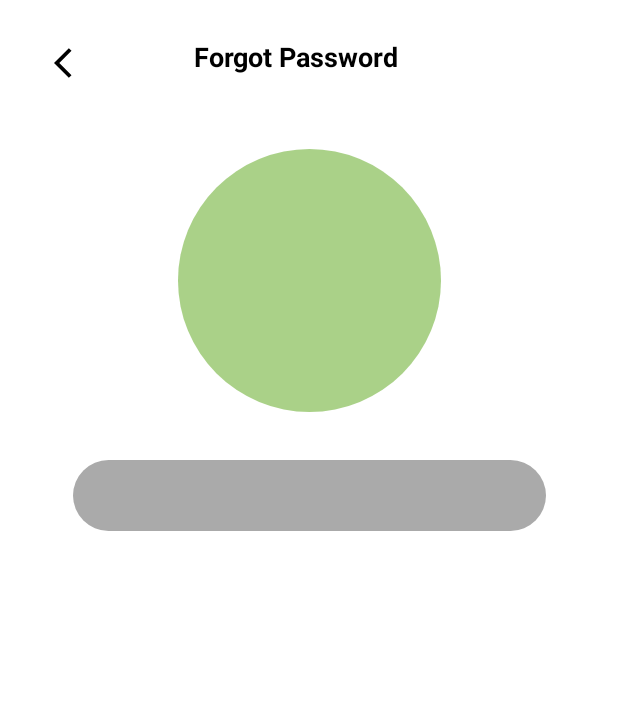
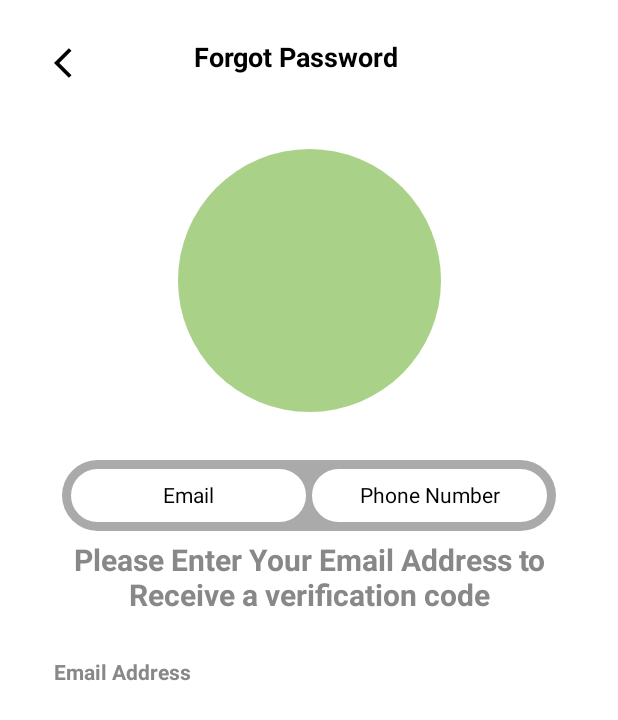
Before and after one commit to ferdiallen/EcoBikeAlpha, an Android app built with Jetpack Compose: the forgot_pw screen opened through its navigation route, on a phone screen of 412 x 824 dp. Shown: the top 720 px of the screen. Run offline under Robolectric (Android 15) with nearby library versions, the phone set to English and light mode, and no system bars; our stand-ins replace accompanist.

Commit message:
Small updates

```diff
--- a/app/src/main/java/com/tia/ecobike/navigation/ForgotPasswordDisplay.kt
+++ b/app/src/main/java/com/tia/ecobike/navigation/ForgotPasswordDisplay.kt
@@ -3,7 +3,6 @@ package com.tia.ecobike.navigation
 import androidx.compose.foundation.ExperimentalFoundationApi
 import androidx.compose.foundation.background
 import androidx.compose.foundation.layout.*
-import androidx.compose.foundation.relocation.BringIntoViewRequester
 import androidx.compose.foundation.shape.CircleShape
 import androidx.compose.foundation.shape.RoundedCornerShape
 import androidx.compose.material.Icon
@@ -11,17 +10,24 @@ import androidx.compose.material.IconButton
 import androidx.compose.material.Text
 import androidx.compose.material.icons.Icons
 import androidx.compose.material.icons.filled.ArrowBackIos
-import androidx.compose.runtime.*
+import androidx.compose.runtime.Composable
+import androidx.compose.runtime.getValue
+import androidx.compose.runtime.mutableStateOf
 import androidx.compose.runtime.saveable.rememberSaveable
+import androidx.compose.runtime.setValue
 import androidx.compose.ui.Alignment
+import androidx.compose.ui.Alignment.Companion.Center
 import androidx.compose.ui.Alignment.Companion.CenterHorizontally
 import androidx.compose.ui.Modifier
 import androidx.compose.ui.draw.clip
+import androidx.compose.ui.graphics.Color
+import androidx.compose.ui.res.stringResource
 import androidx.compose.ui.text.font.FontWeight
 import androidx.compose.ui.text.style.TextAlign
 import androidx.compose.ui.unit.dp
 import androidx.compose.ui.unit.sp
 import androidx.navigation.NavHostController
+import com.tia.ecobike.R
 import com.tia.ecobike.ui.theme.Greenify
 import com.tia.ecobike.ui.theme.GreyLight
 
@@ -31,8 +37,6 @@ fun ForgotDisplay(nav: NavHostController) {
     var newpassword by rememberSaveable {
         mutableStateOf("")
     }
-    val scope = rememberCoroutineScope()
-    val reloc = BringIntoViewRequester()
     Column(
         Modifier
             .fillMaxSize()
@@ -50,7 +54,7 @@ fun ForgotDisplay(nav: NavHostController) {
             ) {
                 Icon(
                     imageVector = Icons.Default.ArrowBackIos,
-                    contentDescription = "Back Arrow"
+                    contentDescription = "Back Arrow", modifier = Modifier.align(Center)
                 )
             }
             Text(
@@ -72,14 +76,57 @@ fun ForgotDisplay(nav: NavHostController) {
         Spacer(modifier = Modifier.height(32.dp))
         Box(
             modifier = Modifier
-                .width(315.dp)
+                .fillMaxWidth(0.8F)
                 .height(47.dp)
                 .clip(RoundedCornerShape(24.dp))
                 .background(GreyLight)
-                .align(CenterHorizontally)
+                .align(CenterHorizontally), contentAlignment = Center
         ) {
-
+            Row(
+                modifier = Modifier
+                    .fillMaxSize()
+                    .padding(6.dp)
+            ) {
+                Box(
+                    modifier = Modifier
+                        .width(135.dp)
+                        .fillMaxSize()
+                        .clip(RoundedCornerShape(24.dp))
+                        .weight(1F)
+                        .background(Color.White), contentAlignment = Center
+                ) {
+                    Text(text = "Email")
+                }
+                Spacer(modifier = Modifier.width(4.dp))
+                Box(
+                    modifier = Modifier
+                        .width(135.dp)
+                        .fillMaxSize()
+                        .clip(RoundedCornerShape(24.dp))
+                        .weight(1F)
+                        .background(Color.White), contentAlignment = Center
+                ) {
+                    Text(text = "Phone Number")
+                }
+            }
         }
+        Spacer(modifier = Modifier.height(8.dp))
+        Text(
+            text = stringResource(R.string.email_instructor_forgot_pass),
+            fontWeight = FontWeight.Bold,
+            color = Color.Gray,
+            textAlign = TextAlign.Center,
+            fontSize = 20.sp,
+            modifier = Modifier.fillMaxWidth().padding(start = 24.dp,end = 24.dp)
+        )
+        Spacer(modifier = Modifier.height(32.dp))
+        Text(
+            text = "Email Address",
+            fontWeight = FontWeight.Bold,
+            color = Color.Gray,
+            fontSize = 14.sp,
+            modifier = Modifier.fillMaxWidth().padding(start = 36.dp)
+        )
     }
 
 }
--- a/app/src/main/res/values/strings.xml
+++ b/app/src/main/res/values/strings.xml
@@ -3,4 +3,5 @@
     <string name="forgot_password_notifier">We have sent a verification code to your email.\n Please Check your inbox or spambox.</string>
     <string name="lupa_pw">Forget Password</string>
     <string name="new_pass">New Password</string>
+    <string name="email_instructor_forgot_pass">Please Enter Your Email Address to Receive a verification code</string>
 </resources>
```
